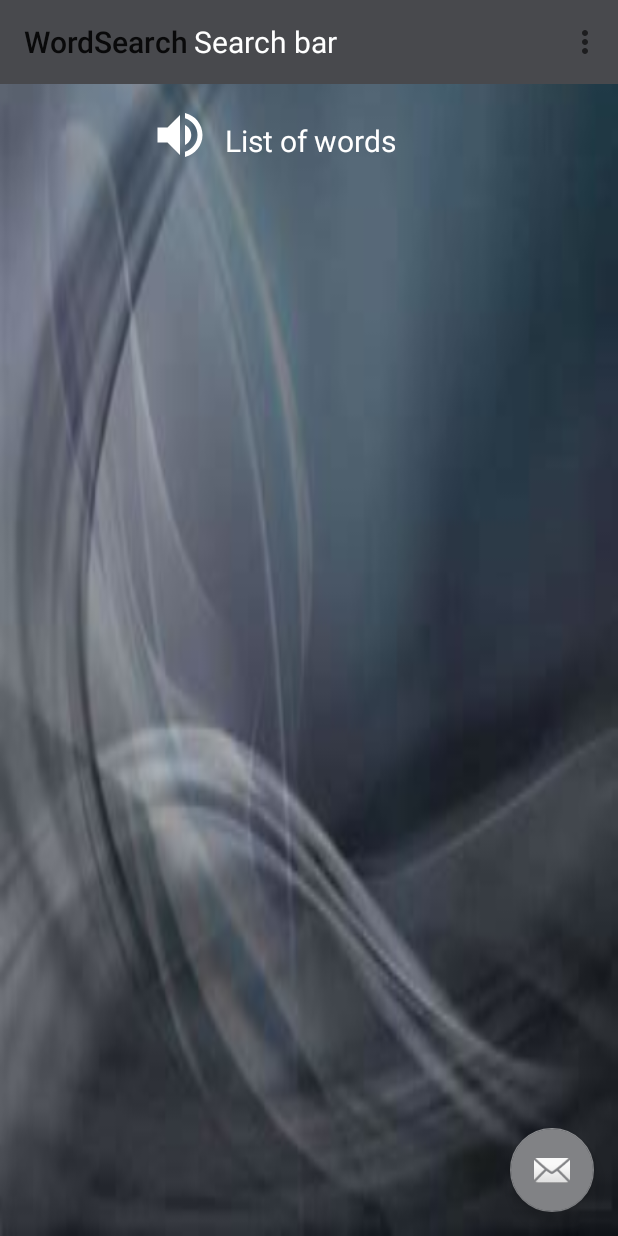
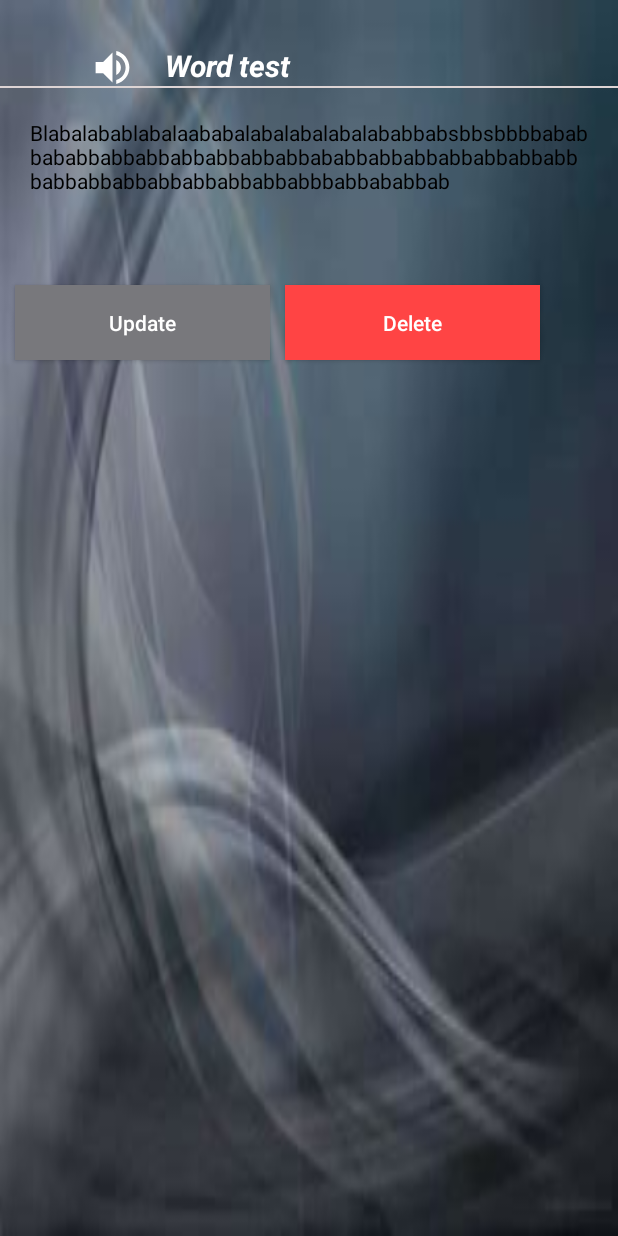
Before and after one commit to Dagitpam/dictionary-jos, an Android app: the screen it shows after launch (MainActivity before the commit, View_words after it), on a phone screen of 412 x 824 dp. Run offline under Robolectric (Android 15) with nearby library versions, the phone set to English and light mode, and no system bars.

```diff
--- /dev/null
+++ b/app/src/main/java/com/example/wordsearch/View_words.kt
@@ -0,0 +1,12 @@
+package com.example.wordsearch
+
+import androidx.appcompat.app.AppCompatActivity
+import android.os.Bundle
+
+class View_words : AppCompatActivity() {
+
+    override fun onCreate(savedInstanceState: Bundle?) {
+        super.onCreate(savedInstanceState)
+        setContentView(R.layout.activity_view_words)
+    }
+}
--- /dev/null
+++ b/app/src/main/res/drawable/ic_search_icon.xml
@@ -0,0 +1,5 @@
+<vector android:height="24dp" android:tint="#FFFFFF"
+    android:viewportHeight="24.0" android:viewportWidth="24.0"
+    android:width="24dp" xmlns:android="http://schemas.android.com/apk/res/android">
+    <path android:fillColor="#FF000000" android:pathData="M15.5,14h-0.79l-0.28,-0.27C15.41,12.59 16,11.11 16,9.5 16,5.91 13.09,3 9.5,3S3,5.91 3,9.5 5.91,16 9.5,16c1.61,0 3.09,-0.59 4.23,-1.57l0.27,0.28v0.79l5,4.99L20.49,19l-4.99,-5zM9.5,14C7.01,14 5,11.99 5,9.5S7.01,5 9.5,5 14,7.01 14,9.5 11.99,14 9.5,14z"/>
+</vector>
--- a/app/src/main/res/layout/activity_main.xml
+++ b/app/src/main/res/layout/activity_main.xml
@@ -32,12 +32,9 @@
         app:layout_anchor="@+id/appBarLayout"
         app:layout_anchorGravity="top|center">
         <TextView
-            android:layout_width="wrap_content"
+            android:layout_width="match_parent"
             android:layout_height="wrap_content"
-            android:text="Search bar"
-            android:textColor="@android:color/white"
-            android:textSize="20sp"/>
-
+            android:text="Search"/>
     </androidx.appcompat.widget.Toolbar>
 
 </androidx.coordinatorlayout.widget.CoordinatorLayout>
--- /dev/null
+++ b/app/src/main/res/layout/activity_view_words.xml
@@ -0,0 +1,70 @@
+<?xml version="1.0" encoding="utf-8"?>
+<RelativeLayout xmlns:android="http://schemas.android.com/apk/res/android"
+    xmlns:app="http://schemas.android.com/apk/res-auto"
+    xmlns:tools="http://schemas.android.com/tools"
+    android:layout_width="match_parent"
+    android:layout_height="match_parent"
+    android:background="@drawable/black"
+    tools:context=".View_words">
+    <ImageView
+        android:id="@+id/im_veiw_word_icon"
+        android:layout_width="30dp"
+        android:layout_height="30dp"
+        android:src="@drawable/ic_volume_up"
+        android:layout_marginStart="60dp"
+        android:layout_marginTop="30dp"/>
+    <TextView
+        android:id="@+id/tv_view_word_title"
+        android:layout_width="match_parent"
+        android:layout_height="wrap_content"
+        android:text="Word test"
+        android:layout_toEndOf="@id/im_veiw_word_icon"
+        android:layout_marginTop="30dp"
+        android:layout_marginStart="20dp"
+        android:textColor="@android:color/white"
+        android:textStyle="bold|italic"
+        android:textSize="20sp"/>
+
+    <View
+        android:id="@+id/horizontal_line"
+        android:layout_width="match_parent"
+        android:layout_height="1dp"
+        android:layout_gravity="center"
+        android:layout_below="@id/tv_view_word_title"
+        android:background="#DDD4D4" />
+
+    <TextView
+        android:id="@+id/tv_view_word_meaning"
+        android:layout_width="match_parent"
+        android:layout_height="wrap_content"
+        android:text="Blabalabablabalaababalabalabalabalababbabsbbsbbbbababbababbabbabbabbabbabbabbababbabbabbabbabbabbabbbabbabbabbabbabbabbabbabbbabbababbab"
+        android:layout_below="@id/horizontal_line"
+        android:layout_marginTop="20dp"
+        android:textColor="@android:color/black"
+        android:layout_marginStart="20dp"
+        android:layout_marginEnd="20dp"/>
+    <Button
+        android:id="@+id/bt_view_user_update"
+        android:layout_width="170dp"
+        android:layout_height="50dp"
+        android:text="Update"
+        android:layout_below="@id/tv_view_word_meaning"
+        android:layout_marginTop="60dp"
+        android:background="@color/colorPrimaryDark"
+        android:textColor="@android:color/white"
+        android:textAllCaps="false"
+        android:layout_marginStart="10dp"/>
+    <Button
+        android:layout_width="170dp"
+        android:layout_height="50dp"
+        android:text="Delete"
+        android:textAllCaps="false"
+        android:background="@android:color/holo_red_light"
+        android:layout_below="@id/tv_view_word_meaning"
+        android:layout_toEndOf="@id/bt_view_user_update"
+        android:layout_marginTop="60dp"
+        android:layout_marginStart="10dp"
+        android:layout_marginEnd="10dp"
+        android:textColor="@android:color/white"/>
+
+</RelativeLayout>
--- a/app/src/main/res/layout/content_main.xml
+++ b/app/src/main/res/layout/content_main.xml
@@ -36,8 +36,4 @@
 
 
 
-
-
-
-
 </RelativeLayout>
--- a/app/src/main/res/menu/menu_main.xml
+++ b/app/src/main/res/menu/menu_main.xml
@@ -3,8 +3,8 @@
     xmlns:tools="http://schemas.android.com/tools"
     tools:context="com.example.wordsearch.MainActivity">
     <item
-        android:id="@+id/action_settings"
+        android:id="@+id/action_add_word"
         android:orderInCategory="100"
-        android:title="@string/action_settings"
+        android:title="@string/add_word"
         app:showAsAction="never" />
 </menu>
--- a/app/src/main/res/values/strings.xml
+++ b/app/src/main/res/values/strings.xml
@@ -1,4 +1,5 @@
 <resources>
     <string name="app_name">WordSearch</string>
     <string name="action_settings">Settings</string>
+    <string name="add_word">Add word</string>
 </resources>
```
Also changed, not shown: app/src/main/AndroidManifest.xml (+5 -3 lines), app/src/main/java/com/example/wordsearch/Add_word.kt (added, +12 -0 lines), app/src/main/java/com/example/wordsearch/MainActivity.kt (+13 -3 lines), app/src/main/java/com/example/wordsearch/Update_word.kt (added, +12 -0 lines), app/src/main/res/drawable/ic_search_black.xml (added, +9 -0 lines), app/src/main/res/drawable/inputshapes.xml (added, +9 -0 lines), app/src/main/res/drawable/search.xml (added, +10 -0 lines), app/src/main/res/layout/activity_add_word.xml (added, +64 -0 lines), app/src/main/res/layout/activity_update_word.xml (added, +63 -0 lines).
